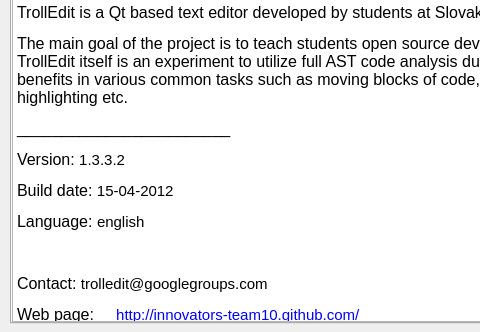
Before: the Qt Designer form ui/abouttrolledit.ui in Innovators-Team10/TrollEdit, drawn with Qt 5; both pictures show x 0 to 480 and y 147 to 479 of the 758 by 479 pixel window.
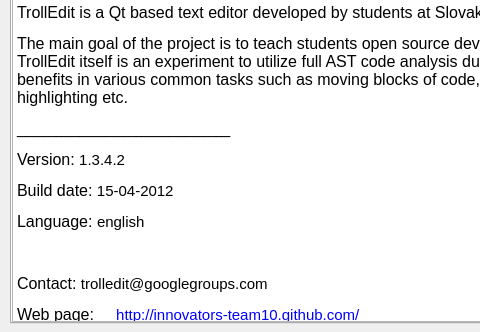
After: the same form once the commit is applied. Icons and pictures are not drawn.

Patch:
```diff
--- a/ui/abouttrolledit.ui
+++ b/ui/abouttrolledit.ui
@@ -86,7 +86,7 @@
 &lt;p style=&quot; margin-top:12px; margin-bottom:12px; margin-left:0px; margin-right:0px; -qt-block-indent:0; text-indent:0px;&quot;&gt;&lt;span style=&quot; font-size:12pt;&quot;&gt;TrollEdit is a Qt based text editor developed by students at Slovak University of Technology &lt;/span&gt;&lt;/p&gt;
 &lt;p style=&quot; margin-top:12px; margin-bottom:12px; margin-left:0px; margin-right:0px; -qt-block-indent:0; text-indent:0px;&quot;&gt;&lt;span style=&quot; font-size:12pt;&quot;&gt;The main goal of the project is to teach students open source development and team management. TrollEdit itself is an experiment to utilize full AST code analysis during writing of code. This can have benefits in various common tasks such as moving blocks of code, syntax checking, syntax highlighting etc.&lt;/span&gt;&lt;/p&gt;
 &lt;p style=&quot; margin-top:12px; margin-bottom:12px; margin-left:0px; margin-right:0px; -qt-block-indent:0; text-indent:0px;&quot;&gt;&lt;span style=&quot; font-size:12pt;&quot;&gt;________________________&lt;/span&gt;&lt;/p&gt;
-&lt;p style=&quot; margin-top:12px; margin-bottom:12px; margin-left:0px; margin-right:0px; -qt-block-indent:0; text-indent:0px;&quot;&gt;&lt;span style=&quot; font-size:12pt;&quot;&gt;Version: &lt;/span&gt;&lt;span style=&quot; font-size:11pt;&quot;&gt;1.3.3.2&lt;/span&gt;&lt;/p&gt;
+&lt;p style=&quot; margin-top:12px; margin-bottom:12px; margin-left:0px; margin-right:0px; -qt-block-indent:0; text-indent:0px;&quot;&gt;&lt;span style=&quot; font-size:12pt;&quot;&gt;Version: &lt;/span&gt;&lt;span style=&quot; font-size:11pt;&quot;&gt;1.3.4.2&lt;/span&gt;&lt;/p&gt;
 &lt;p style=&quot; margin-top:12px; margin-bottom:12px; margin-left:0px; margin-right:0px; -qt-block-indent:0; text-indent:0px;&quot;&gt;&lt;span style=&quot; font-size:12pt;&quot;&gt;Build date: &lt;/span&gt;&lt;span style=&quot; font-size:11pt;&quot;&gt;15-04-2012&lt;/span&gt;&lt;/p&gt;
 &lt;p style=&quot; margin-top:12px; margin-bottom:12px; margin-left:0px; margin-right:0px; -qt-block-indent:0; text-indent:0px;&quot;&gt;&lt;span style=&quot; font-size:12pt;&quot;&gt;Language: &lt;/span&gt;&lt;span style=&quot; font-size:11pt;&quot;&gt;english&lt;/span&gt;&lt;/p&gt;
 &lt;p style=&quot;-qt-paragraph-type:empty; margin-top:12px; margin-bottom:12px; margin-left:0px; margin-right:0px; -qt-block-indent:0; text-indent:0px; font-size:12pt;&quot;&gt;&lt;/p&gt;
```
